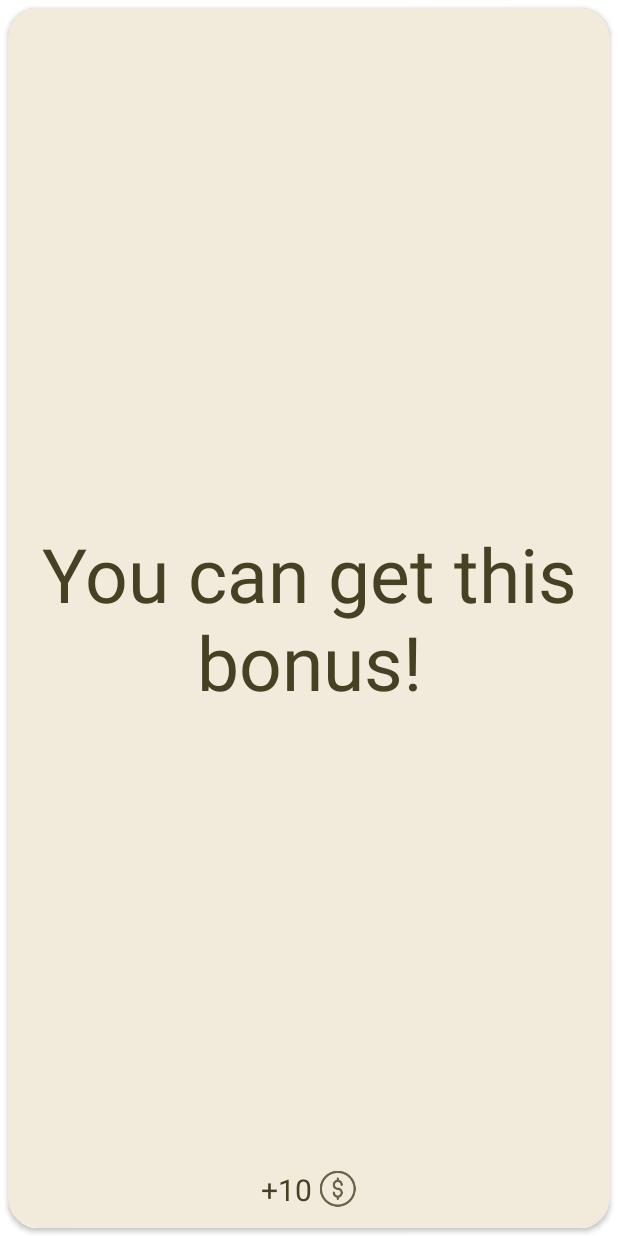
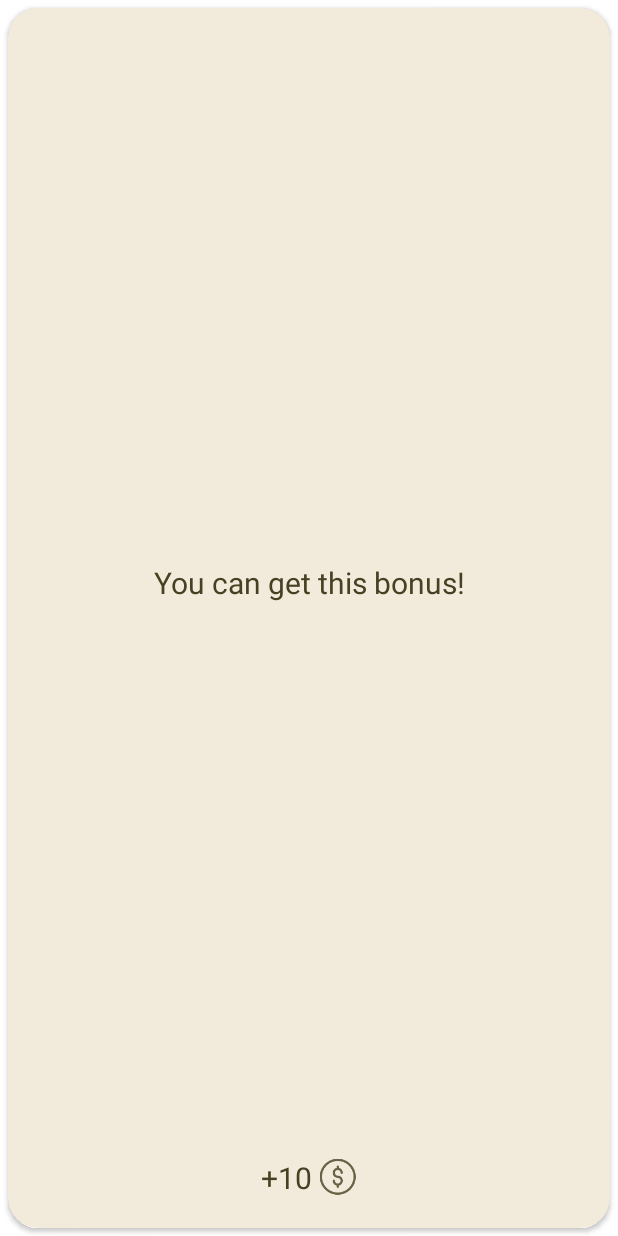
Before and after one commit to NyotaUhura/SugarBaby, an Android app: the layout parent_gift_item.xml on its own in the app's theme, with its tools: preview values and no code run, on a phone screen of 412 x 824 dp. Run offline under Robolectric (Android 15) with nearby library versions, the phone set to English and light mode, and no system bars; Roboto replaces fonts that are not available here.

Commit message:
Fix gift card

```diff
--- a/app/src/main/java/com/example/sbaby/MvRxBaseFragment.kt
+++ b/app/src/main/java/com/example/sbaby/MvRxBaseFragment.kt
@@ -35,6 +35,7 @@ abstract class MvRxBaseFragment(@LayoutRes layout: Int) : MavericksView, Fragmen
 
     override fun onDestroyView() {
         epoxyController.cancelPendingModelBuild()
+        recyclerView.adapter = null
         super.onDestroyView()
     }
 
--- a/app/src/main/java/com/example/sbaby/gift/GiftFragment.kt
+++ b/app/src/main/java/com/example/sbaby/gift/GiftFragment.kt
@@ -12,8 +12,10 @@ import com.example.sbaby.simpleController
 import com.example.sbaby.viewholders.gift.giftCardViewHolder
 
 class GiftFragment : MvRxBaseFragment(R.layout.fragment_gift) {
+    companion object {
+        private const val NUMBER_OF_COLUMNS = 2
+    }
 
-    private val NUMBER_OF_COLUMNS = 2
     private val viewModel: GiftViewModel by fragmentViewModel()
     private val binding: FragmentGiftBinding by viewBinding()
 
--- a/app/src/main/res/layout/parent_gift_item.xml
+++ b/app/src/main/res/layout/parent_gift_item.xml
@@ -1,43 +1,45 @@
 <?xml version="1.0" encoding="utf-8"?>
-<androidx.constraintlayout.widget.ConstraintLayout xmlns:android="http://schemas.android.com/apk/res/android"
+
+<androidx.cardview.widget.CardView xmlns:android="http://schemas.android.com/apk/res/android"
     xmlns:app="http://schemas.android.com/apk/res-auto"
     xmlns:tools="http://schemas.android.com/tools"
+    android:id="@+id/gift_info_card"
+    android:layout_width="match_parent"
+    android:layout_height="match_parent"
+    android:layout_margin="5dp"
+    app:cardBackgroundColor="@color/light_brown"
+    app:cardCornerRadius="@dimen/corner_radius">
+
+    <androidx.constraintlayout.widget.ConstraintLayout
         android:layout_width="match_parent"
         android:layout_height="match_parent">
 
-    <androidx.cardview.widget.CardView
-        android:id="@+id/gift_info_card"
-        android:layout_width="match_parent"
-        android:layout_height="match_parent"
-        app:cardBackgroundColor="@color/light_brown"
-        app:cardCornerRadius="@dimen/corner_radius"
-        android:layout_margin="5dp">
 
-        <FrameLayout
+        <!--<FrameLayout
             android:layout_width="match_parent"
             android:layout_height="match_parent"
             android:layout_marginHorizontal="12dp"
-            android:layout_marginVertical="12dp">
+            android:layout_marginVertical="12dp">-->
 
         <TextView
             android:id="@+id/gift_title_text"
             style="@style/TextGiftBody"
-                android:layout_width="wrap_content"
-                android:layout_height="wrap_content"
+            android:layout_width="match_parent"
+            android:layout_height="0dp"
+            android:layout_gravity="center"
             android:gravity="center"
-                android:layout_gravity="center"
-                app:layout_constraintStart_toStartOf="parent"
-                app:layout_constraintEnd_toEndOf="parent"
+            app:layout_constraintBottom_toTopOf="@id/price_block"
             app:layout_constraintTop_toTopOf="parent"
-                app:layout_constraintBottom_toTopOf="@+id/price_block"
             tools:text="You can get this bonus!" />
 
         <LinearLayout
             android:id="@+id/price_block"
+            android:layout_width="match_parent"
+            android:layout_height="wrap_content"
             android:layout_gravity="bottom"
+            android:layout_marginBottom="20dp"
             android:gravity="center"
-                android:layout_width="match_parent"
-                android:layout_height="wrap_content">
+            app:layout_constraintBottom_toBottomOf="parent">
 
             <TextView
                 android:id="@+id/money_text"
@@ -59,14 +61,14 @@
                 app:layout_constraintEnd_toEndOf="parent"
                 app:layout_constraintStart_toEndOf="@+id/money_text" />
         </LinearLayout>
-        </FrameLayout>
-
+        <!-- </FrameLayout>-->
+        <!--
                 <androidx.constraintlayout.widget.ConstraintLayout
                     android:id="@+id/costLayout"
                     android:layout_width="match_parent"
                     android:layout_height="wrap_content">
 
 
+                </androidx.constraintlayout.widget.ConstraintLayout>-->
     </androidx.constraintlayout.widget.ConstraintLayout>
 </androidx.cardview.widget.CardView>
-</androidx.constraintlayout.widget.ConstraintLayout>
--- a/app/src/main/res/values/themes.xml
+++ b/app/src/main/res/values/themes.xml
@@ -40,7 +40,7 @@
     <style name="TextGiftBody">
         <item name="android:layout_width">wrap_content</item>
         <item name="android:layout_height">wrap_content</item>
-        <item name="android:textSize">50sp</item>
+        <item name="android:textSize">20sp</item>
         <item name="fontFamily">@font/roboto</item>
         <item name="android:textColor">@color/custom_black</item>
     </style>
```
Lines whose indentation alone changed are shown as unchanged.
